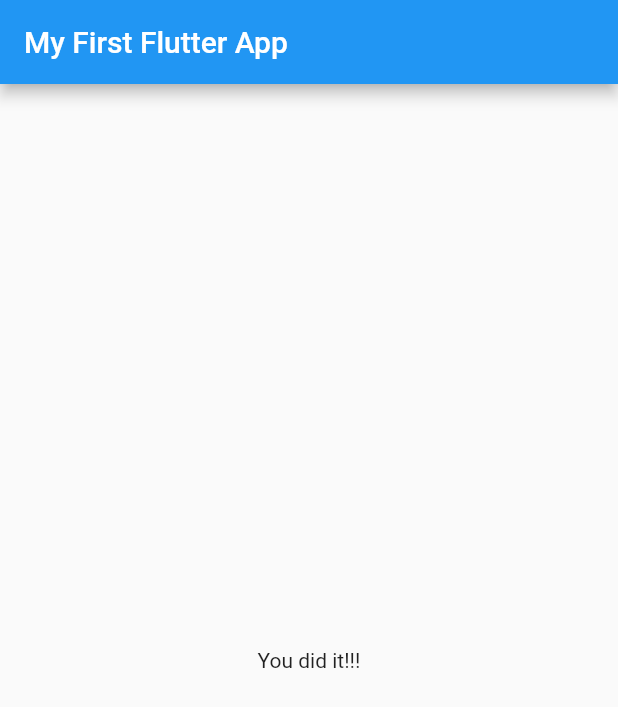
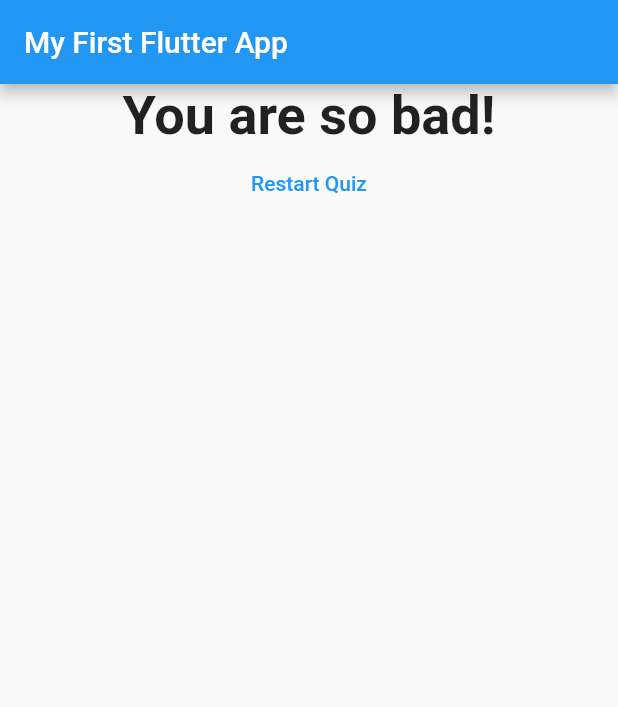
Before and after one commit to DarkoPG27/FLUTTER, a Flutter app: the screen it shows after launch, after a tap on "Black", after a tap on "Cat", after a tap on "Lose Yourself", on a phone screen of 412 x 824 dp. Shown: the top 707 px of the screen. Run offline on Flutter 3.47's test engine with Material 2 defaults, Android fonts, the phone set to English and light mode, and no system bars.

Commit message:
Added Button for Resetting the Quiz

```diff
--- a/lib/main.dart
+++ b/lib/main.dart
@@ -47,6 +47,13 @@ class _MyAppState extends State<MyApp> {
   var _questionIndex = 0; // private property
   var _totalScore = 0;
 
+  void _resetQuiz() {
+    setState(() {
+      _questionIndex = 0;
+      _totalScore = 0;
+    });
+  }
+
   void _answerQuestion(int score) {
     _totalScore += score;
 
@@ -73,7 +80,7 @@ class _MyAppState extends State<MyApp> {
                 questionIndex: _questionIndex,
                 questions: _questions,
               )
-            : Result(),
+            : Result(_totalScore, _resetQuiz),
       ),
     );
   }
--- a/lib/result.dart
+++ b/lib/result.dart
@@ -1,10 +1,43 @@
 import 'package:flutter/material.dart';
 
 class Result extends StatelessWidget {
+  final int resultScore; // prihvatanje propova
+  final Function resetHandler; // prihvatanje propova - ovo je resetQuiz
+
+  Result(this.resultScore,
+      this.resetHandler); //prop koji se skladisti u resultScore
+
+  String get resultPhrase {
+    String resultText;
+    if (resultScore <= 8) {
+      resultText = 'You are awesome!';
+    } else if (resultScore <= 12) {
+      resultText = 'Pretty likeable!';
+    } else if (resultScore <= 16) {
+      resultText = 'You are ....strange';
+    } else {
+      resultText = 'You are so bad!';
+    }
+    return resultText;
+  }
+
   @override
   Widget build(BuildContext context) {
     return Center(
-      child: Text('You did it!!!'),
+      child: Column(
+        children: <Widget>[
+          Text(
+            resultPhrase,
+            style: TextStyle(fontSize: 36, fontWeight: FontWeight.bold),
+            textAlign: TextAlign.center,
+          ),
+          FlatButton(
+            child: Text('Restart Quiz'),
+            textColor: Colors.blue,
+            onPressed: resetHandler,
+          )
+        ],
+      ),
     );
   }
 }
```
